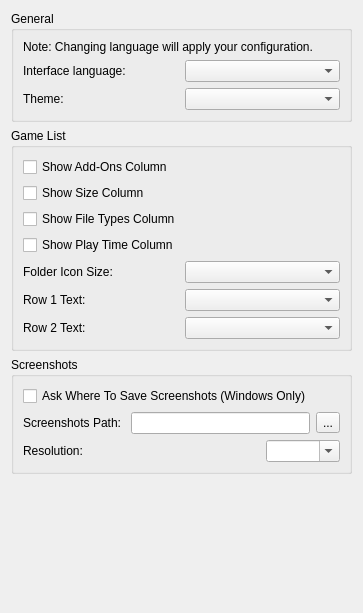
Old version of the form src/storm_switch/configuration/configure_ui.ui in the repository ReiKatari/STORM_SWITCH.
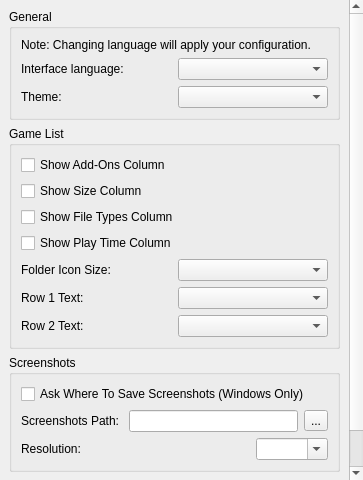
New version of the form.

The edit to the form file:
```diff
--- a/src/storm_switch/configuration/configure_ui.ui
+++ b/src/storm_switch/configuration/configure_ui.ui
@@ -7,7 +7,7 @@
     <x>0</x>
     <y>0</y>
     <width>363</width>
-    <height>613</height>
+    <height>480</height>
    </rect>
   </property>
   <property name="windowTitle">
@@ -16,6 +16,36 @@
   <property name="accessibleName">
    <string>UI</string>
   </property>
+  <layout class="QVBoxLayout" name="outerLayout">
+   <property name="leftMargin">
+    <number>0</number>
+   </property>
+   <property name="topMargin">
+    <number>0</number>
+   </property>
+   <property name="rightMargin">
+    <number>0</number>
+   </property>
+   <property name="bottomMargin">
+    <number>0</number>
+   </property>
+   <item>
+    <widget class="QScrollArea" name="scrollArea">
+     <property name="frameShape">
+      <enum>QFrame::Shape::NoFrame</enum>
+     </property>
+     <property name="widgetResizable">
+      <bool>true</bool>
+     </property>
+     <widget class="QWidget" name="scrollAreaWidgetContents">
+      <property name="geometry">
+       <rect>
+        <x>0</x>
+        <y>0</y>
+        <width>363</width>
+        <height>480</height>
+       </rect>
+      </property>
   <layout class="QVBoxLayout" name="verticalLayout">
    <item>
     <widget class="QGroupBox" name="general_groupBox">
@@ -239,6 +269,10 @@
       </size>
      </property>
     </spacer>
+       </item>
+      </layout>
+     </widget>
+    </widget>
    </item>
   </layout>
  </widget>
```
Lines whose indentation alone changed are shown as unchanged.
